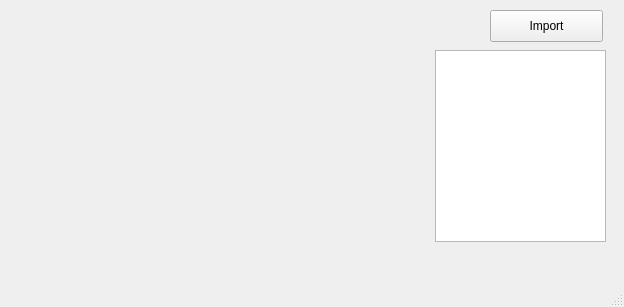
Before: the Qt Designer form src/multipleFiles.ui in andrewh1011/project_elevate, drawn with Qt 5.
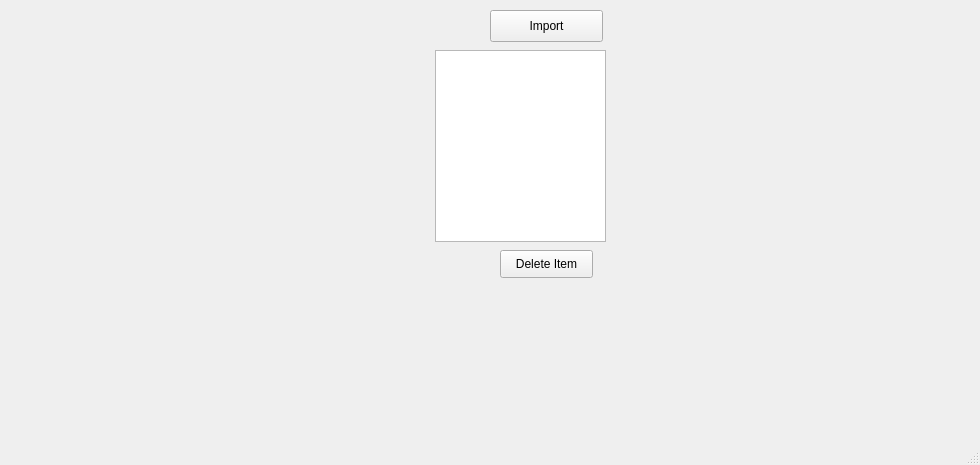
After: the same form once the commit is applied.

Commit message: deleting items

Patch:
```diff
--- a/src/multipleFiles.ui
+++ b/src/multipleFiles.ui
@@ -6,8 +6,8 @@
    <rect>
     <x>0</x>
     <y>0</y>
-    <width>624</width>
-    <height>307</height>
+    <width>980</width>
+    <height>465</height>
    </rect>
   </property>
   <property name="windowTitle">
@@ -53,6 +53,19 @@
      </rect>
     </property>
    </widget>
+   <widget class="QPushButton" name="pushButton">
+    <property name="geometry">
+     <rect>
+      <x>500</x>
+      <y>250</y>
+      <width>93</width>
+      <height>28</height>
+     </rect>
+    </property>
+    <property name="text">
+     <string>Delete Item</string>
+    </property>
+   </widget>
   </widget>
   <widget class="QMenuBar" name="menubar">
    <property name="geometry">
```
Left out of the diff: 2 changed lines with no effect on the pictures. The commit also changes 2 other files.
